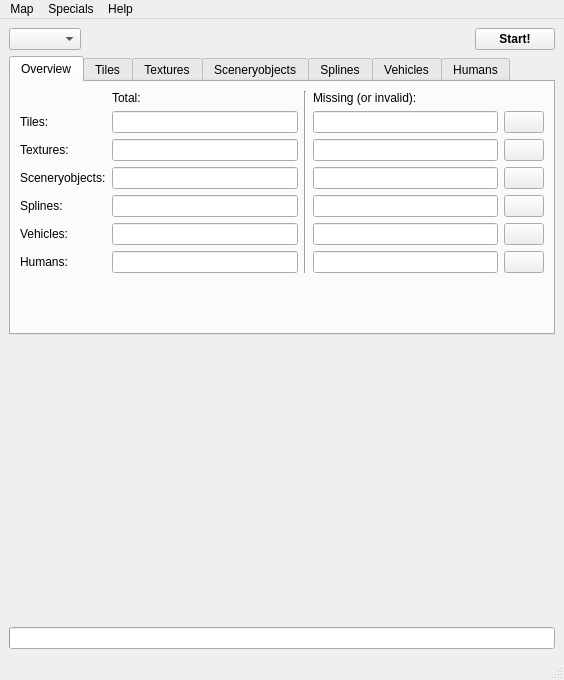
First picture: the form in OTModules/wVerifyMap/wverifymap.ui, repository pietr26/OMSI-Tools, before the edit.
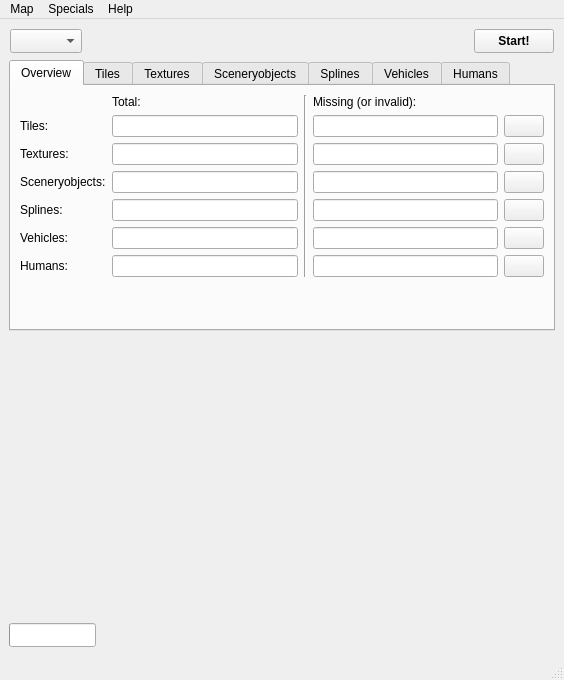
Second picture: the form after the edit. Icons and pictures are not drawn.

Patch:
```diff
--- a/OTModules/wVerifyMap/wverifymap.ui
+++ b/OTModules/wVerifyMap/wverifymap.ui
@@ -24,97 +24,15 @@
    <enum>QTabWidget::Rounded</enum>
   </property>
   <widget class="QWidget" name="centralwidget">
-   <layout class="QVBoxLayout" name="verticalLayout">
-    <item>
-     <layout class="QHBoxLayout" name="horizontalLayout_5">
-      <item>
-       <widget class="QComboBox" name="cobxMapName">
-        <property name="font">
-         <font>
-          <bold>false</bold>
-         </font>
-        </property>
-        <property name="toolTip">
-         <string/>
-        </property>
-        <property name="readOnly" stdset="0">
-         <bool>true</bool>
-        </property>
-       </widget>
-      </item>
-      <item>
-       <widget class="QPushButton" name="btnReloadMaps">
-        <property name="text">
-         <string/>
-        </property>
-        <property name="icon">
-         <iconset resource="../../ressources.qrc">
-          <normaloff>:/rec/data/icons/iconRedo.svg</normaloff>:/rec/data/icons/iconRedo.svg</iconset>
-        </property>
-        <property name="flat">
-         <bool>true</bool>
-        </property>
-       </widget>
-      </item>
-      <item>
-       <widget class="QPushButton" name="btnVerificationPreferences">
-        <property name="text">
-         <string/>
-        </property>
-        <property name="icon">
-         <iconset resource="../../ressources.qrc">
-          <normaloff>:/rec/data/icons/iconPreferences.svg</normaloff>:/rec/data/icons/iconPreferences.svg</iconset>
-        </property>
-        <property name="flat">
-         <bool>true</bool>
-        </property>
-       </widget>
-      </item>
-      <item>
-       <spacer name="horizontalSpacer">
-        <property name="toolTip">
-         <string/>
-        </property>
-        <property name="orientation">
-         <enum>Qt::Horizontal</enum>
-        </property>
-        <property name="sizeHint" stdset="0">
-         <size>
-          <width>40</width>
-          <height>20</height>
-         </size>
-        </property>
-       </spacer>
-      </item>
-      <item>
-       <widget class="QPushButton" name="btnStartVerifying">
-        <property name="enabled">
-         <bool>true</bool>
-        </property>
-        <property name="font">
-         <font>
-          <bold>true</bold>
-         </font>
-        </property>
-        <property name="toolTip">
-         <string/>
-        </property>
-        <property name="whatsThis">
-         <string/>
-        </property>
-        <property name="text">
-         <string>Start!</string>
-        </property>
-        <property name="icon">
-         <iconset resource="../../ressources.qrc">
-          <normaloff>:/rec/data/icons/iconSearch.svg</normaloff>:/rec/data/icons/iconSearch.svg</iconset>
-        </property>
-       </widget>
-      </item>
-     </layout>
-    </item>
-    <item>
      <widget class="QTabWidget" name="twgVerfying">
+    <property name="geometry">
+     <rect>
+      <x>9</x>
+      <y>41</y>
+      <width>546</width>
+      <height>271</height>
+     </rect>
+    </property>
       <property name="sizePolicy">
        <sizepolicy hsizetype="Minimum" vsizetype="Expanding">
         <horstretch>0</horstretch>
@@ -1016,9 +934,15 @@
        </layout>
       </widget>
      </widget>
-    </item>
-    <item>
      <widget class="QLabel" name="lblPicture">
+    <property name="geometry">
+     <rect>
+      <x>9</x>
+      <y>318</y>
+      <width>16</width>
+      <height>280</height>
+     </rect>
+    </property>
       <property name="minimumSize">
        <size>
         <width>0</width>
@@ -1050,9 +974,15 @@
        <set>Qt::AlignCenter</set>
       </property>
      </widget>
-    </item>
-    <item>
      <widget class="QProgressBar" name="pgbProgress">
+    <property name="geometry">
+     <rect>
+      <x>9</x>
+      <y>604</y>
+      <width>87</width>
+      <height>24</height>
+     </rect>
+    </property>
       <property name="sizePolicy">
        <sizepolicy hsizetype="Minimum" vsizetype="Fixed">
         <horstretch>0</horstretch>
@@ -1075,8 +1005,98 @@
        <string notr="true">%p%</string>
       </property>
      </widget>
-    </item>
-   </layout>
+   <widget class="QPushButton" name="btnStartVerifying">
+    <property name="enabled">
+     <bool>true</bool>
+    </property>
+    <property name="geometry">
+     <rect>
+      <x>474</x>
+      <y>10</y>
+      <width>80</width>
+      <height>24</height>
+     </rect>
+    </property>
+    <property name="font">
+     <font>
+      <bold>true</bold>
+     </font>
+    </property>
+    <property name="toolTip">
+     <string/>
+    </property>
+    <property name="whatsThis">
+     <string/>
+    </property>
+    <property name="text">
+     <string>Start!</string>
+    </property>
+    <property name="icon">
+     <iconset resource="../../ressources.qrc">
+      <normaloff>:/rec/data/icons/iconSearch.svg</normaloff>:/rec/data/icons/iconSearch.svg</iconset>
+    </property>
+   </widget>
+   <widget class="QComboBox" name="cobxMapName">
+    <property name="geometry">
+     <rect>
+      <x>10</x>
+      <y>10</y>
+      <width>72</width>
+      <height>24</height>
+     </rect>
+    </property>
+    <property name="font">
+     <font>
+      <bold>false</bold>
+     </font>
+    </property>
+    <property name="toolTip">
+     <string/>
+    </property>
+    <property name="readOnly" stdset="0">
+     <bool>true</bool>
+    </property>
+   </widget>
+   <widget class="QPushButton" name="btnVerificationPreferences">
+    <property name="geometry">
+     <rect>
+      <x>122</x>
+      <y>10</y>
+      <width>28</width>
+      <height>24</height>
+     </rect>
+    </property>
+    <property name="text">
+     <string/>
+    </property>
+    <property name="icon">
+     <iconset resource="../../ressources.qrc">
+      <normaloff>:/rec/data/icons/iconPreferences.svg</normaloff>:/rec/data/icons/iconPreferences.svg</iconset>
+    </property>
+    <property name="flat">
+     <bool>true</bool>
+    </property>
+   </widget>
+   <widget class="QPushButton" name="btnReloadMaps">
+    <property name="geometry">
+     <rect>
+      <x>88</x>
+      <y>10</y>
+      <width>28</width>
+      <height>24</height>
+     </rect>
+    </property>
+    <property name="text">
+     <string/>
+    </property>
+    <property name="icon">
+     <iconset resource="../../ressources.qrc">
+      <normaloff>:/rec/data/icons/iconRedo.svg</normaloff>:/rec/data/icons/iconRedo.svg</iconset>
+    </property>
+    <property name="flat">
+     <bool>true</bool>
+    </property>
+   </widget>
   </widget>
   <widget class="QMenuBar" name="menubar">
    <property name="geometry">
```
Lines whose indentation alone changed are shown as unchanged.
